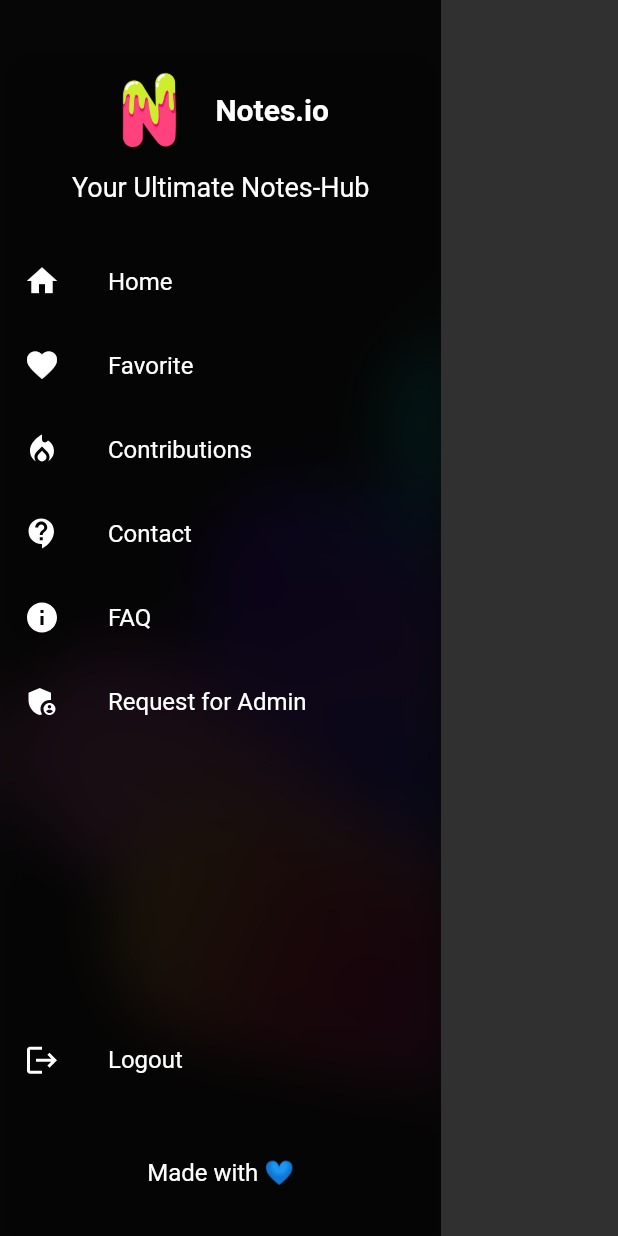
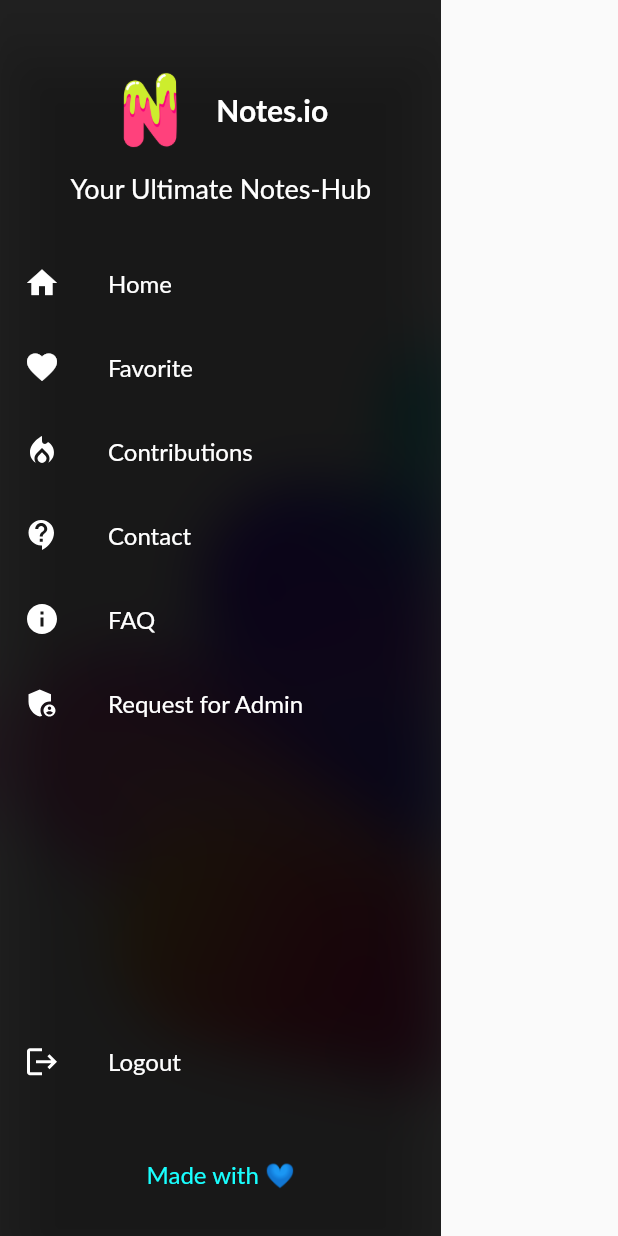
Before and after one commit to BigAchiever/Notes-IO, a Flutter app: the CustomDrawer widget shown alone on an empty page, opened directly, on a phone screen of 412 x 824 dp. Run offline on Flutter 3.47's test engine with Material 2 defaults, Android fonts, the phone set to English and light mode, and no system bars; drawn by our look-alikes of flutter_animate; our stand-ins replace connectivity, file_picker, firebase_auth, firebase_core, firebase_storage, flutter_svg and 3 more; missing offline and left inert: pdftron_flutter; accounts and stored records are empty; network calls fail; Roboto replaces fonts that are missing (Lato).

Commit message:
changed the color + fixed bugs + modified login screen + need to fic the loading indicator while uploading files

```diff
--- a/lib/drawer.dart
+++ b/lib/drawer.dart
@@ -98,7 +98,7 @@
                 SizedBox(height: size.height / 100),
                 Expanded(
                   child: ListView(
-                    physics: const NeverScrollableScrollPhysics(),
+                    physics: const BouncingScrollPhysics(),
                     padding: EdgeInsets.zero,
                     children: [
                       Animate(
@@ -206,11 +206,8 @@
                           },
                         ),
                       ),
-                      Expanded(
-                        flex: 2,
-                        child: Container(
-                          height: size.height / 4.5,
-                        ),
+                      Container(
+                        height: size.height / 4.5,
                       ),
                       Animate(
                         child: ListTile(
@@ -251,12 +248,12 @@
                       ),
                       SizedBox(height: size.height / 22),
                       Container(
-                        alignment: Alignment.center,
-                        child: const Text(
-                          'Made with 💙',
-                          style: TextStyle(color: Colors.white, fontSize: 16),
-                        ),
-                      ),
+                          alignment: Alignment.center,
+                          child: const Text(
+                            'Made with 💙',
+                            style: TextStyle(
+                                color: Colors.cyanAccent, fontSize: 16),
+                          )),
                     ],
                   ),
                 ),
--- a/lib/home_screen.dart
+++ b/lib/home_screen.dart
@@ -643,7 +643,7 @@
                             },
                           );
                         },
-                        backgroundColor: Colors.lime,
+                        backgroundColor: Colors.white,
                         shape: const RoundedRectangleBorder(
                           borderRadius: BorderRadius.vertical(
                             top: Radius.circular(25),
--- a/lib/subfolder_screen.dart
+++ b/lib/subfolder_screen.dart
@@ -460,7 +460,7 @@
                       },
                     );
                   },
-                  backgroundColor: Colors.lime,
+                  backgroundColor: Colors.white,
                   shape: const RoundedRectangleBorder(
                     borderRadius: BorderRadius.vertical(
                       top: Radius.circular(25),
```
Also changed, not shown: lib/authentication.dart (+8 -6 lines), lib/faq.dart (+6 -3 lines), lib/files_screen.dart (+14 -4 lines), lib/main.dart (+24 -4 lines).
